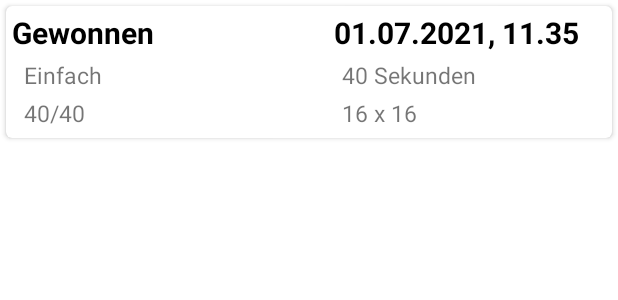
After one commit to RamonGuenther/Minesweeper, an Android app: the layout highscore_item.xml on its own in the app's theme, with its tools: preview values and no code run, on a phone screen of 412 x 824 dp. The commit adds this screen. Shown: the top 300 px of the screen. Run offline under Robolectric (Android 15) with nearby library versions, the phone set to English and light mode, and no system bars.

Commit message:
Highscore Darstellung (Prototyp), Neues Logo eingebaut :3

```diff
--- a/app/src/main/java/de/fhswf/ma/ausarbeitung/kneissig/guenther/minesweeper/database/entities/Highscore.java
+++ b/app/src/main/java/de/fhswf/ma/ausarbeitung/kneissig/guenther/minesweeper/database/entities/Highscore.java
@@ -17,7 +17,7 @@ public class HighScore {
     public String gamePlayedOn;
 
     @ColumnInfo(name = "played_time")
-    public int playedTime;
+    public String playedTime;
 
     public String level;
 
@@ -33,7 +33,7 @@ public class HighScore {
     public HighScore(){
 
     }
-    public HighScore(String gamePlayedOn, int playedTime, Level level, GameResult gameResult, String minesLeft, String fieldSize) {
+    public HighScore(String gamePlayedOn, String playedTime, Level level, GameResult gameResult, String minesLeft, String fieldSize) {
         this.gamePlayedOn = gamePlayedOn;
         this.playedTime = playedTime;
         this.level = level.label;
@@ -50,7 +50,7 @@ public class HighScore {
         return gamePlayedOn;
     }
 
-    public int getPlayedTime() {
+    public String getPlayedTime() {
         return playedTime;
     }
 
--- a/app/src/main/java/de/fhswf/ma/ausarbeitung/kneissig/guenther/minesweeper/model/MinesweeperGame.java
+++ b/app/src/main/java/de/fhswf/ma/ausarbeitung/kneissig/guenther/minesweeper/model/MinesweeperGame.java
@@ -13,7 +13,7 @@ import android.widget.Toast;
 import de.fhswf.ma.ausarbeitung.kneissig.guenther.minesweeper.MinesweeperCallback;
 import de.fhswf.ma.ausarbeitung.kneissig.guenther.minesweeper.R;
 import de.fhswf.ma.ausarbeitung.kneissig.guenther.minesweeper.activities.MainActivity;
-import de.fhswf.ma.ausarbeitung.kneissig.guenther.minesweeper.database.HighscoreService;
+import de.fhswf.ma.ausarbeitung.kneissig.guenther.minesweeper.database.CreateHighScore;
 import de.fhswf.ma.ausarbeitung.kneissig.guenther.minesweeper.model.enums.GameMode;
 import de.fhswf.ma.ausarbeitung.kneissig.guenther.minesweeper.model.enums.GameResult;
 import de.fhswf.ma.ausarbeitung.kneissig.guenther.minesweeper.model.gameComponents.GameBoardBuilder;
@@ -288,7 +288,7 @@ public class MinesweeperGame {
             minesweeperCallback.updateTimer(0);
 
             //Ramonnilein
-            HighscoreService.createHighScore(
+            CreateHighScore.createHighScore(
                     context,
                     timer.getSecondsPassed(),
                     gameSettings.getLevel(),
@@ -313,7 +313,7 @@ public class MinesweeperGame {
         timer.stopTimer();
 
         //Ramonnilein
-        HighscoreService.createHighScore(
+        CreateHighScore.createHighScore(
                 context,
                 timer.getSecondsPassed(),
                 gameSettings.getLevel(),
--- /dev/null
+++ b/app/src/main/res/layout/highscore_item.xml
@@ -0,0 +1,78 @@
+<?xml version="1.0" encoding="utf-8"?>
+<androidx.cardview.widget.CardView xmlns:android="http://schemas.android.com/apk/res/android"
+    xmlns:app="http://schemas.android.com/apk/res-auto"
+    android:layout_width="match_parent"
+    android:layout_height="wrap_content"
+    android:layout_margin="4dp"
+    app:cardCornerRadius="4dp">
+
+    <RelativeLayout
+        android:layout_width="match_parent"
+        android:layout_height="80dp"
+        android:layout_margin="4dp">
+
+        <TextView
+            android:id="@+id/gameResult"
+            android:layout_width="wrap_content"
+            android:layout_height="wrap_content"
+            android:layout_alignParentTop="true"
+            android:text="Gewonnen"
+            android:textColor="@color/black"
+            android:textSize="20sp"
+            android:textStyle="bold" />
+
+        <TextView
+            android:id="@+id/gamePlayedOn"
+            android:layout_width="wrap_content"
+            android:layout_height="wrap_content"
+            android:layout_alignParentTop="true"
+            android:layout_marginStart="120dp"
+            android:layout_toEndOf="@+id/gameResult"
+            android:text="01.07.2021, 11.35"
+            android:textColor="@color/black"
+            android:textSize="20sp"
+            android:textStyle="bold" />
+
+        <TextView
+            android:id="@+id/level"
+            android:layout_width="wrap_content"
+            android:layout_height="wrap_content"
+            android:layout_below="@id/gameResult"
+            android:layout_marginStart="8dp"
+            android:layout_marginTop="4dp"
+            android:text="Einfach"
+            android:textSize="15sp" />
+
+        <TextView
+            android:id="@+id/playedTime"
+            android:layout_width="wrap_content"
+            android:layout_height="wrap_content"
+            android:layout_below="@id/gamePlayedOn"
+            android:layout_marginStart="220dp"
+            android:layout_marginTop="4dp"
+            android:text="40 Sekunden"
+            android:textSize="15sp" />
+
+        <TextView
+            android:id="@+id/minesLeft"
+            android:layout_width="wrap_content"
+            android:layout_height="wrap_content"
+            android:layout_below="@id/level"
+            android:layout_marginStart="8dp"
+            android:layout_marginTop="4dp"
+            android:text="40/40"
+            android:textSize="15sp" />
+
+        <TextView
+            android:id="@+id/fieldSize"
+            android:layout_width="wrap_content"
+            android:layout_height="wrap_content"
+            android:layout_below="@id/playedTime"
+            android:layout_marginStart="220dp"
+            android:layout_marginTop="4dp"
+            android:text="16 x 16"
+            android:textSize="15sp" />
+
+    </RelativeLayout>
+
+</androidx.cardview.widget.CardView>
```
Also changed, not shown: app/src/main/AndroidManifest.xml (+13 -21 lines), app/src/main/java/de/fhswf/ma/ausarbeitung/kneissig/guenther/minesweeper/activities/HighScoreActivity.java (+33 -6 lines), app/src/main/java/de/fhswf/ma/ausarbeitung/kneissig/guenther/minesweeper/database/CreateHighScore.java (renamed from app/src/main/java/de/fhswf/ma/ausarbeitung/kneissig/guenther/minesweeper/database/HighscoreService.java, +4 -3 lines), app/src/main/java/de/fhswf/ma/ausarbeitung/kneissig/guenther/minesweeper/model/highscorecomponents/CustomAdapter.java (added, +71 -0 lines), app/src/main/java/de/fhswf/ma/ausarbeitung/kneissig/guenther/minesweeper/model/highscorecomponents/HighScoreItem.java (added, +27 -0 lines), app/src/main/res/layout/activity_highscore.xml (+15 -0 lines), app/src/main/res/layout/activity_main.xml (+4 -7 lines), app/src/main/res/values/themes.xml (+10 -1 lines).
